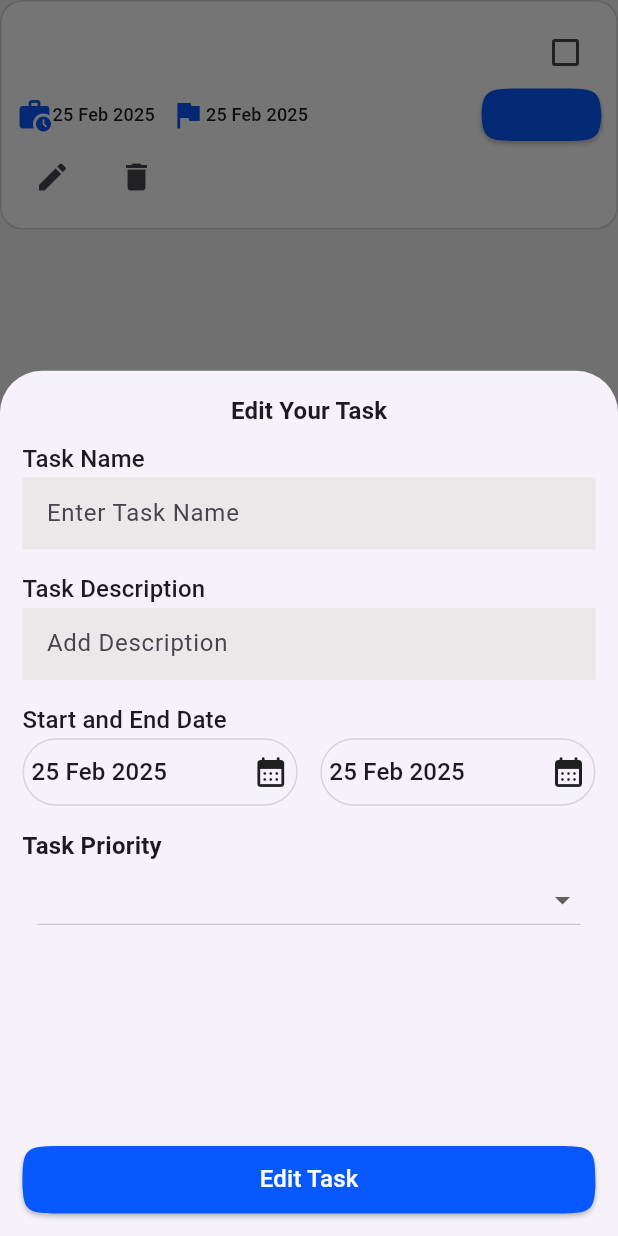
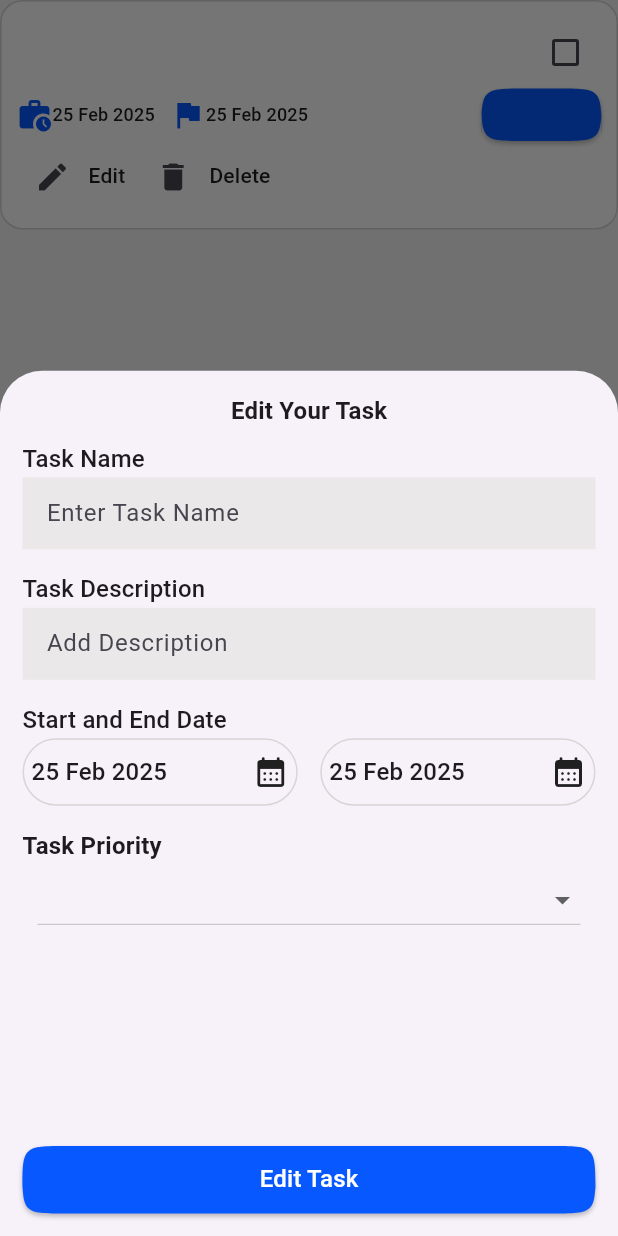
Before and after one commit to fkirewold/Task-Management-App, a Flutter app: the TasktileWidget widget shown alone on an empty page, opened directly with empty values, after a tap on the "edit" icon, on a phone screen of 412 x 824 dp. Run offline on Flutter 3.47's test engine with Material 3 defaults, Android fonts, the phone set to English and light mode, and no system bars; our stand-ins replace bloc, connectivity_plus, flutter_bloc, go_router, google_nav_bar, shared_preferences; accounts and stored records are empty; network calls fail.

```diff
--- a/lib/presentation/widgets/task_tile_widget.dart
+++ b/lib/presentation/widgets/task_tile_widget.dart
@@ -2,6 +2,7 @@ import 'package:flutter/material.dart';
 import 'package:flutter_bloc/flutter_bloc.dart';
 import 'package:intl/intl.dart';
 import 'package:todo/bloc/task/task_bloc.dart';
+import 'package:todo/core/utils/delete_confirm_alert_dialog.dart';
 import 'package:todo/core/utils/edit_show_bottom_task_sheet.dart';
 import 'package:todo/helper/string_extension.dart';
 import 'package:todo/models/task_model.dart';
@@ -108,21 +109,27 @@ class _TasktileWidgetState extends State<TasktileWidget> {
               crossAxisAlignment: CrossAxisAlignment.start,
               children: [
                 IconButton(
+                    padding: EdgeInsets.all(0),
                     onPressed: () {
                       showTaskEditBottomSheet(context, widget.task);
                     },
                     icon: Icon(Icons.edit)),
+                Padding(
+                    padding: const EdgeInsets.only(top: 13),
+                    child: TextWidget(text: 'Edit', fontSize: 14)),
                 SizedBox(
                   width: 8,
                 ),
                 IconButton(
                   onPressed: () {
-                    context
-                        .read<TaskBloc>()
-                        .add(DeleteTask(id: widget.task.id));
+                    deleteConfirmAlertDialog(context, widget.task.id);
                   },
                   icon: Icon(Icons.delete),
                   padding: EdgeInsets.all(0),
+                ),
+                Padding(
+                  padding: const EdgeInsets.only(top: 13),
+                  child: TextWidget(text: "Delete", fontSize: 14),
                 ),
               ],
             )
```
Also changed, not shown: lib/core/utils/delete_confirm_alert_dialog.dart (added, +33 -0 lines), lib/presentation/screens/blog_screen.dart (+43 -3 lines), pubspec.yaml (line endings or trailing spaces).
